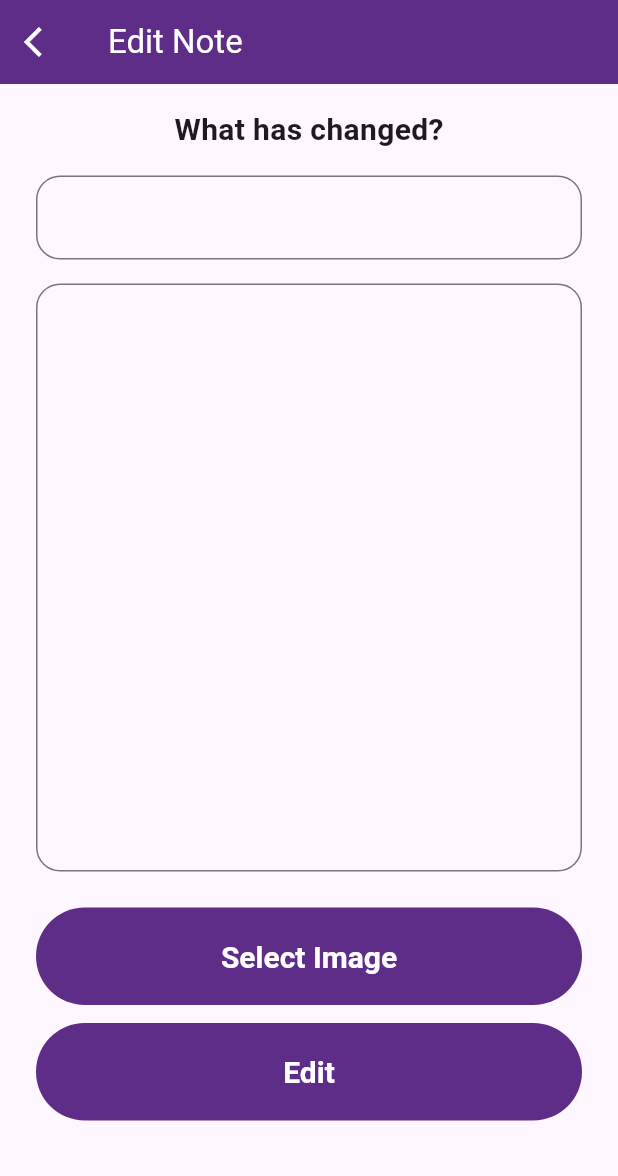
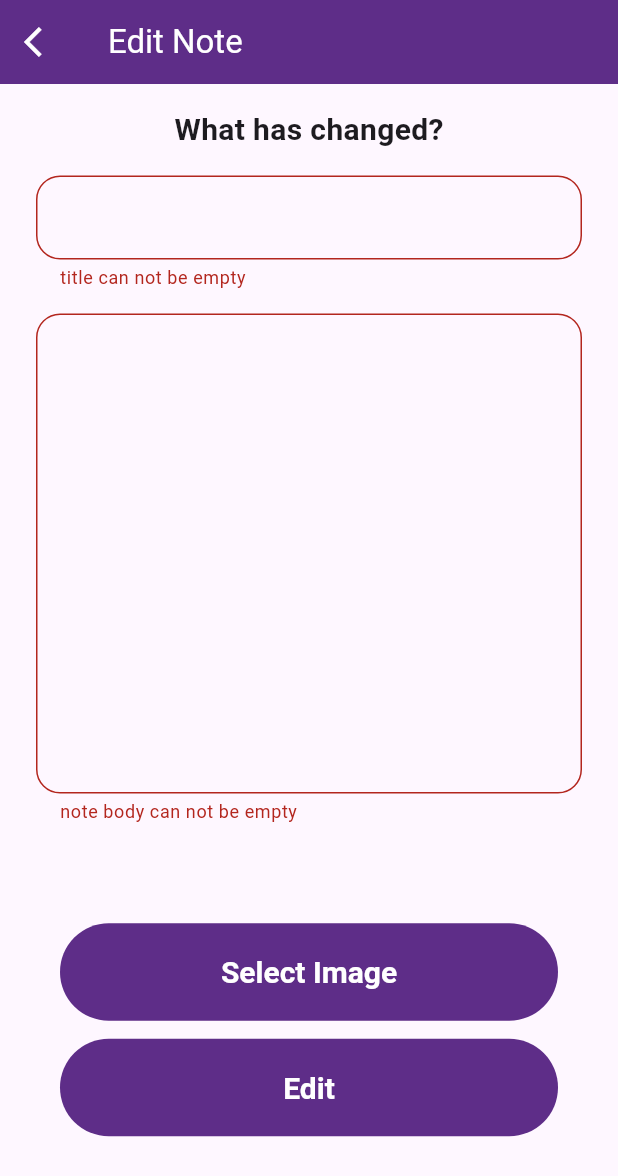
Before and after one commit to kwe92/Flutter-Widgets, a Flutter app: the EditNoteView screen opened directly with empty values, after a tap on "Edit", on a phone screen of 412 x 824 dp. Shown: the top 1176 px of the screen. Run offline on Flutter 3.47's test engine with Material 3 defaults, Android fonts, the phone set to English and light mode, and no system bars; our stand-ins replace auto_route, awesome_notifications, camera, firebase_auth, fl_chart, flutter_inset_box_shadow and 11 more; missing offline and left inert: firebase_ui_auth, flutter_app_badger, flutter_portal, image_picker_platform_interface; accounts and stored records are empty.

Commit message:
feat: cleaned up layout

```diff
--- a/lib/offline_database_example_notes_app/features/addNote/add_note_view.dart
+++ b/lib/offline_database_example_notes_app/features/addNote/add_note_view.dart
@@ -44,23 +44,28 @@ class AddNoteView extends StatelessWidget {
                   ),
                 ),
                 Form(
+                  key: viewModel.formKey,
                   child: Column(
                     children: [
                       const SizedBox(height: 16),
                       TextFormField(
                           controller: viewModel.titleController,
                           onChanged: viewModel.setTitle,
-                      ),
+                          validator: (value) {
+                            return value == null || value.isEmpty ? 'title can not be empty' : null;
+                          }),
                       const SizedBox(height: 16),
                       TextFormField(
                           controller: viewModel.contentController,
                           onChanged: viewModel.setContent,
                           maxLines: viewModel.images.isEmpty
-                            ? 15
+                              ? 12
                               : viewModel.images.length < 4
                                   ? 6
                                   : 1,
-                      ),
+                          validator: (value) {
+                            return value == null || value.isEmpty ? 'note body can not be empty' : null;
+                          }),
                     ],
                   ),
                 ),
@@ -89,8 +94,10 @@ class AddNoteView extends StatelessWidget {
                       const SizedBox(height: 12),
                       MainButton(
                         onTap: () async {
+                          if (viewModel.formKey.currentState?.validate() ?? false) {
                             await viewModel.save();
                             AppNavigator.pop();
+                          }
                         },
                         height: 65,
                         child: const Text("Save"),
--- a/lib/offline_database_example_notes_app/features/editNote/edit_note_view.dart
+++ b/lib/offline_database_example_notes_app/features/editNote/edit_note_view.dart
@@ -54,28 +54,36 @@ class EditNoteView extends StatelessWidget {
                     ),
                   ),
                   Form(
+                    key: viewModel.formKey,
                     child: Column(
                       children: [
                         const SizedBox(height: 16),
                         TextFormField(
                           controller: viewModel.titleController,
                           onChanged: viewModel.setTitle,
+                          validator: (value) {
+                            return value == null || value.isEmpty ? 'title can not be empty' : null;
+                          },
                         ),
                         const SizedBox(height: 16),
                         TextFormField(
                           controller: viewModel.contentController,
                           onChanged: viewModel.setContent,
                           maxLines: viewModel.images.isEmpty
-                              ? 15
+                              ? 12
                               : viewModel.images.length < 4
                                   ? 6
                                   : 1,
+                          validator: (value) {
+                            return value == null || value.isEmpty ? 'note body can not be empty' : null;
+                          },
                         ),
                       ],
                     ),
                   ),
                   viewModel.images.isNotEmpty
                       ? Expanded(
+                          flex: 2,
                           child: Center(
                             child: Padding(
                               padding: EdgeInsets.symmetric(
@@ -91,13 +99,13 @@ class EditNoteView extends StatelessWidget {
                           ),
                         )
                       : const SizedBox(),
-                  Padding(
-                    padding: EdgeInsets.only(
-                      top: viewModel.images.isEmpty ? 24.0 : 0.0,
-                      bottom: viewModel.images.isNotEmpty ? 32.0 : 0.0,
+                  Expanded(
+                    child: Container(
+                      padding: EdgeInsets.symmetric(
+                        horizontal: viewModel.images.isEmpty ? 16.0 : 0.0,
                       ),
                       child: Column(
-                      mainAxisAlignment: MainAxisAlignment.end,
+                        mainAxisAlignment: MainAxisAlignment.center,
                         children: [
                           MainButton(
                             onTap: () async => await viewModel.pickImages(),
@@ -107,13 +115,16 @@ class EditNoteView extends StatelessWidget {
                           const SizedBox(height: 12),
                           MainButton(
                             onTap: () async {
+                              if (viewModel.formKey.currentState?.validate() ?? false) {
                                 await viewModel.edit(note);
                                 AppNavigator.pop();
+                              }
                             },
                             height: 65,
                             child: const Text("Edit"),
                           ),
                         ],
+                      ),
                     ),
                   ),
                 ],
```
Lines whose indentation alone changed are shown as unchanged.
